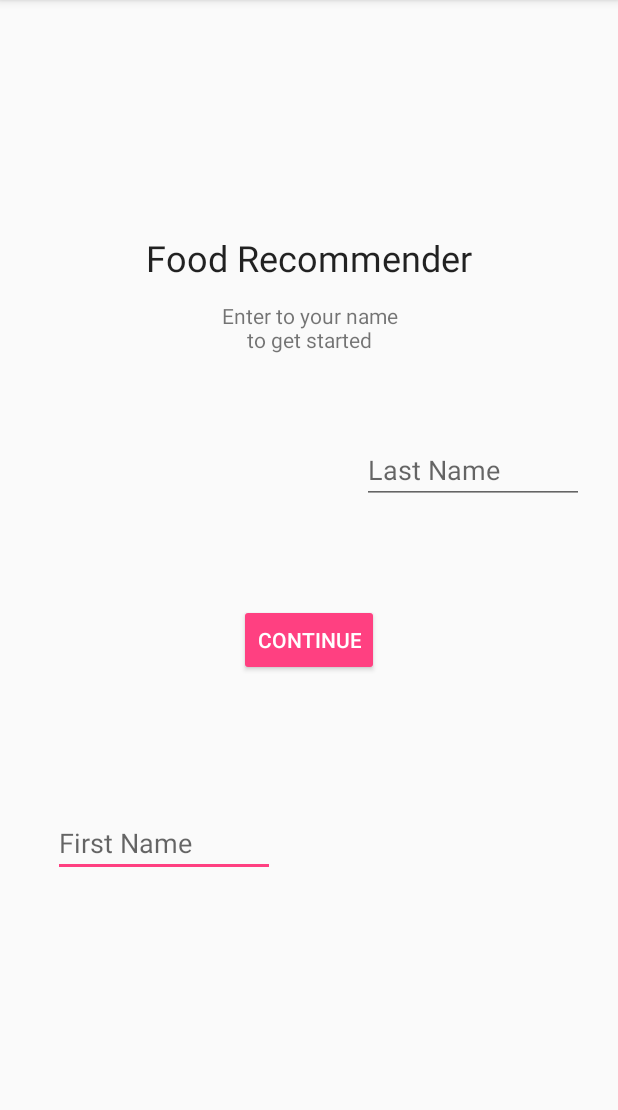
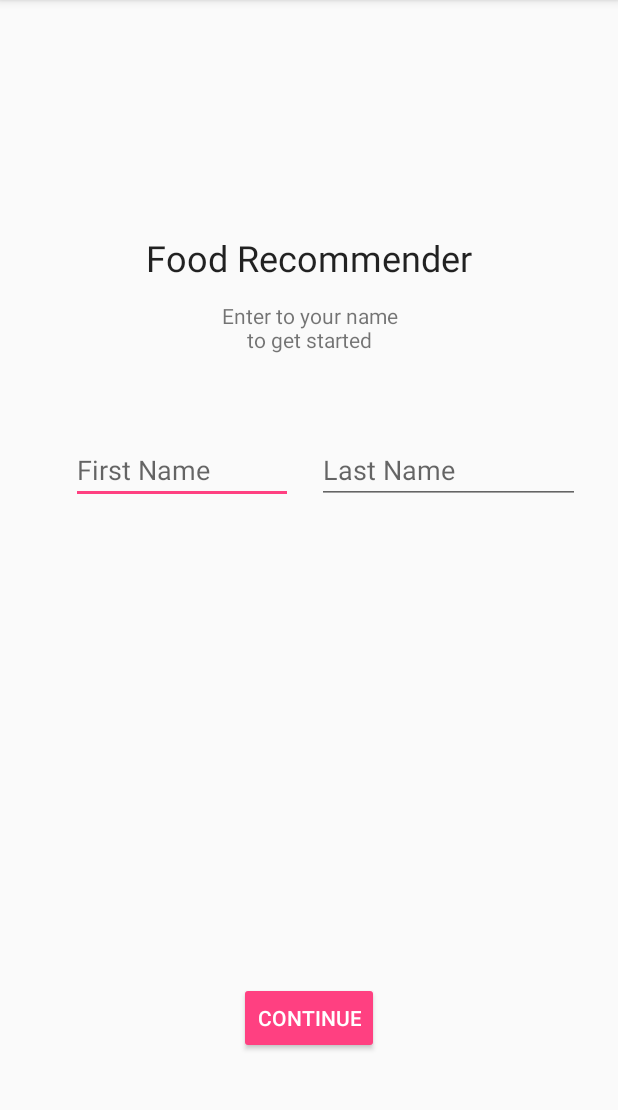
Before and after one commit to TerrenceHo/FoodRecommendation, an Android app: the screen it shows after launch (Welcome), on a phone screen of 412 x 824 dp, the part 84-1194 px from its top. Run offline under Robolectric (Android 15) with nearby library versions, the phone set to English and light mode, and no system bars; our stand-ins replace Volley.

Commit message:
Fixed Welcome Layout

```diff
--- a/AndroidFrontEnd/FoodRecommendation/app/src/main/res/layout/activity_welcome.xml
+++ b/AndroidFrontEnd/FoodRecommendation/app/src/main/res/layout/activity_welcome.xml
@@ -4,7 +4,9 @@
     xmlns:tools="http://schemas.android.com/tools"
     android:layout_width="match_parent"
     android:layout_height="match_parent"
-    tools:context="com.example.nilay.foodrecommendation.Welcome">
+    tools:context="com.example.nilay.foodrecommendation.Welcome"
+    tools:layout_editor_absoluteY="81dp"
+    tools:layout_editor_absoluteX="0dp">
 
     <TextView
         android:id="@+id/textView"
@@ -37,38 +39,35 @@
     <EditText
         android:id="@+id/editFirstName"
         android:layout_width="148dp"
-        android:layout_height="42dp"
+        android:layout_height="wrap_content"
+        android:layout_marginStart="47dp"
         android:ems="10"
+        android:hint="First Name"
         android:inputType="textPersonName"
-        android:hint="First Name"
-        android:layout_marginStart="35dp"
-        tools:layout_constraintBaseline_creator="1"
+        tools:layout_constraintTop_creator="1"
+        android:layout_marginTop="49dp"
+        app:layout_constraintTop_toBottomOf="@+id/textView2"
         tools:layout_constraintLeft_creator="1"
         app:layout_constraintLeft_toLeftOf="parent"
-        android:layout_marginLeft="40dp"
-        app:layout_constraintBottom_toBottomOf="parent"
-        android:layout_marginBottom="183dp" />
+        android:layout_marginLeft="47dp" />
 
     <EditText
         android:id="@+id/editLastName"
-        android:layout_width="148dp"
+        android:layout_width="0dp"
         android:layout_height="wrap_content"
         android:ems="10"
         android:hint="Last Name"
         android:inputType="textPersonName"
-        tools:layout_constraintTop_creator="1"
-        android:layout_marginStart="11dp"
-        android:layout_marginTop="49dp"
-        app:layout_constraintTop_toBottomOf="@+id/textView2"
+        android:layout_marginStart="16dp"
+        tools:layout_constraintRight_creator="1"
+        android:layout_marginEnd="25dp"
+        app:layout_constraintRight_toRightOf="parent"
+        app:layout_constraintBaseline_toBaselineOf="@+id/editFirstName"
+        tools:layout_constraintBaseline_creator="1"
         tools:layout_constraintLeft_creator="1"
         app:layout_constraintLeft_toRightOf="@+id/editFirstName"
-        android:layout_marginLeft="11dp"
-        android:layout_marginRight="8dp"
-        app:layout_constraintRight_toRightOf="parent"
-        app:layout_constraintBottom_toBottomOf="parent"
-        app:layout_constraintHorizontal_bias="0.764"
-        android:layout_marginBottom="8dp"
-        app:layout_constraintVertical_bias="0.0" />
+        android:layout_marginLeft="16dp"
+        android:layout_marginRight="25dp" />
 
     <Button
         android:id="@+id/continueButton"
@@ -78,12 +77,11 @@
         android:text="Continue"
         tools:layout_constraintRight_creator="1"
         tools:layout_constraintBottom_creator="1"
+        app:layout_constraintBottom_toBottomOf="parent"
         app:layout_constraintRight_toRightOf="parent"
         tools:layout_constraintLeft_creator="1"
-        app:layout_constraintLeft_toLeftOf="parent"
-        app:layout_constraintHorizontal_bias="0.501"
-        android:layout_marginTop="161dp"
-        app:layout_constraintTop_toBottomOf="@+id/textView2" />
+        android:layout_marginBottom="65dp"
+        app:layout_constraintLeft_toLeftOf="parent" />
 
     <android.support.constraint.Guideline
         android:layout_width="wrap_content"
```
